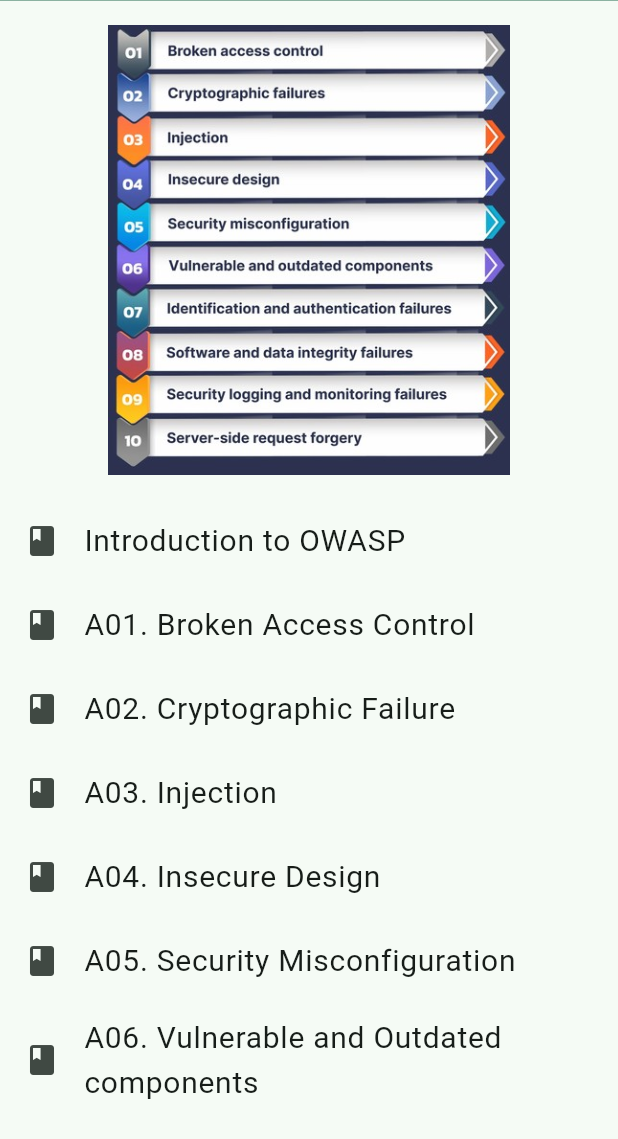
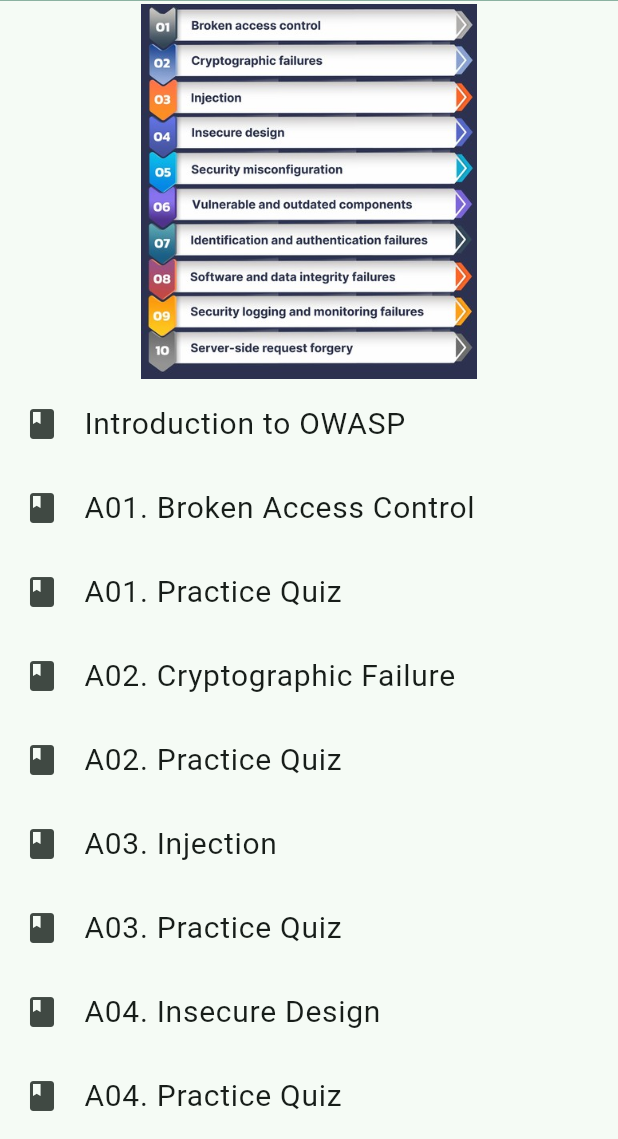
Before and after one commit to Vedika-04/OWASP-Insight, a Flutter app: the HomeScreen screen opened directly, on a phone screen of 412 x 824 dp, the part 97-1236 px from its top. Run offline on Flutter 3.47's test engine with Material 3 defaults, Android fonts, the phone set to English and light mode, and no system bars; our stand-ins replace firebase_auth, firebase_core; accounts and stored records are empty; Roboto replaces fonts that are missing (Montserrat).

Commit message:
All quiz1

```diff
--- a/lib/screens/OWASP.dart
+++ b/lib/screens/OWASP.dart
@@ -96,27 +96,27 @@ class OwaspScreen extends StatelessWidget {
                     ),
                     textAlign: TextAlign.justify,
                   ),
-                  SizedBox(height: 20),
-
-                  // Key Concepts Section
-                  sectionTitle('Impact and Risks of Broken Access Control:'),
-                  sectionBulletPoints([
-                    '1. The impact of broken access control can be catastrophic for organizations.Unauthorized access '
-                        'to sensitive data can lead to data breaches, identity theft, financial loss, and damage to a '
-                        'company’s reputation.',
-
-                    '2. The risk associated with broken access control is high because it directly affects the confidentiality, integrity, and availability of data. An attacker exploiting this vulnerability can potentially access, modify, or delete any data on the system. This includes user data, system data, application data, and more. The larger the system and the more sensitive the data, the higher the risk.',
-                    '3. Broken access control is a vulnerability that can’t be ignored, and organizations must take proactive steps to identify and mitigate it. This involves regular security testing, proper design and implementation of access controls, and continuous monitoring and updating of security measures.',
-                  ]),
-                  SizedBox(height: 16),
-
-                  // Mitigation Strategies Section
-                  sectionTitle('Examples and Types of Broken Access Control Attacks:'),
-                  sectionBulletPoints([
-                    '1. URL Manipulation:-',
-                    'Ensure proper input validation and data sanitization.',
-                    'Use secure session management practices.',
-                  ]),
+                  // SizedBox(height: 20),
+                  //
+                  // // Key Concepts Section
+                  // sectionTitle('Impact and Risks of Broken Access Control:'),
+                  // sectionBulletPoints([
+                  //   '1. The impact of broken access control can be catastrophic for organizations.Unauthorized access '
+                  //       'to sensitive data can lead to data breaches, identity theft, financial loss, and damage to a '
+                  //       'company’s reputation.',
+                  //
+                  //   '2. The risk associated with broken access control is high because it directly affects the confidentiality, integrity, and availability of data. An attacker exploiting this vulnerability can potentially access, modify, or delete any data on the system. This includes user data, system data, application data, and more. The larger the system and the more sensitive the data, the higher the risk.',
+                  //   '3. Broken access control is a vulnerability that can’t be ignored, and organizations must take proactive steps to identify and mitigate it. This involves regular security testing, proper design and implementation of access controls, and continuous monitoring and updating of security measures.',
+                  // ]),
+                  // SizedBox(height: 16),
+                  //
+                  // // Mitigation Strategies Section
+                  // sectionTitle('Examples and Types of Broken Access Control Attacks:'),
+                  // sectionBulletPoints([
+                  //   '1. URL Manipulation:-',
+                  //   'Ensure proper input validation and data sanitization.',
+                  //   'Use secure session management practices.',
+                  // ]),
                 ],
               ),
             ),
--- a/lib/screens/home.dart
+++ b/lib/screens/home.dart
@@ -87,30 +87,40 @@ class HomeScreen extends StatelessWidget {
       body: Column(
         children: [
           SingleChildScrollView(
-            padding: const EdgeInsets.all(16.0),
+            padding: const EdgeInsets.all(2.0),
             child: Image.asset(
               'assets/images/vuln.jpg', // Add your image path
-              height: 300,
+              height: 250,
               // width: 400,
               width: MediaQuery.of(context).size.width, // Dynamically set width
             ),
           ),
           Expanded(
             child: ListView.builder(
-              itemCount: 12, // Include the 10 modules + Quiz
+              itemCount: 22, // Include the 10 modules + Quiz
               itemBuilder: (context, index) {
                 final moduleNames = [
                   'Introduction to OWASP',
                   'A01. Broken Access Control',
+                  'A01. Practice Quiz',
                   'A02. Cryptographic Failure',
+                  'A02. Practice Quiz',
                   'A03. Injection',
+                  'A03. Practice Quiz',
                   'A04. Insecure Design',
+                  'A04. Practice Quiz',
                   'A05. Security Misconfiguration',
+                  'A05. Practice Quiz',
                   'A06. Vulnerable and Outdated components',
+                  'A06. Practice Quiz',
                   'A07. Identification and Authentication Failure',
+                  'A07. Practice Quiz',
                   'A08. Software and Data Integrity Failures',
+                  'A08. Practice Quiz',
                   'A09. Security Logging and Monitoring Failure',
+                  'A09. Practice Quiz',
                   'A10. Server-Side Request Forgery(SSRF)',
+                  'A10. Practice Quiz',
                   'Quiz: Test Your Knowledge',
                 ];
 
@@ -118,15 +128,26 @@ class HomeScreen extends StatelessWidget {
                 final moduleScreens = [
                   OwaspScreen(),
                   Module1Screen(),
+                  Quiz1Screen(),
                   Module2Screen(),
+                  Quiz2Screen(),
                   Module3Screen(),
+                  Quiz3Screen(),
                   Module4Screen(),
+                  Quiz4Screen(),
                   Module5Screen(),
+                  Quiz5Screen(),
                   Module6Screen(),
+                  Quiz6Screen(),
                   Module7Screen(),
+                  Quiz7Screen(),
                   Module8Screen(),
+                  Quiz8Screen(),
                   Module9Screen(),
+                  Quiz9Screen(),
                   Module10Screen(),
+                  Quiz10Screen(),
+                  QuizScreen(),
                   // Add other module screens here
                   null, // Placeholder for quiz
                 ];
@@ -139,7 +160,7 @@ class HomeScreen extends StatelessWidget {
                       fontFamily: 'Montserrat',
                     ),
                   ),
-                  leading: Icon(index == 11 ? Icons.quiz : Icons.book), // Quiz icon for the last item
+                  leading: Icon(index == 21 ? Icons.quiz : Icons.book), // Quiz icon for the last item
                   onTap: () {
                     if (index < 11) {
                       // Navigate to the corresponding screen
--- a/lib/screens/module7.dart
+++ b/lib/screens/module7.dart
@@ -1,4 +1,4 @@
-module5.dartimport 'package:flutter/material.dart';
+import 'package:flutter/material.dart';
 
 class Module7Screen extends StatelessWidget {
   @override
--- a/lib/screens/quiz1.dart
+++ b/lib/screens/quiz1.dart
@@ -5,7 +5,7 @@ class Quiz1Screen extends StatefulWidget {
   _QuizScreenState createState() => _QuizScreenState();
 }
 
-class _QuizScreenState extends State<QuizScreen> {
+class _QuizScreenState extends State<Quiz1Screen> {
   final List<Map<String, Object>> _questions = [
     {
       'questionText': 'What does OWASP stand for?',
--- a/lib/screens/quiz10.dart
+++ b/lib/screens/quiz10.dart
@@ -5,7 +5,7 @@ class Quiz10Screen extends StatefulWidget {
   _QuizScreenState createState() => _QuizScreenState();
 }
 
-class _QuizScreenState extends State<QuizScreen> {
+class _QuizScreenState extends State<Quiz10Screen> {
   final List<Map<String, Object>> _questions = [
     {
       'questionText': 'What does OWASP stand for?',
--- a/lib/screens/quiz2.dart
+++ b/lib/screens/quiz2.dart
@@ -5,7 +5,7 @@ class Quiz2Screen extends StatefulWidget {
   _QuizScreenState createState() => _QuizScreenState();
 }
 
-class _QuizScreenState extends State<QuizScreen> {
+class _QuizScreenState extends State<Quiz2Screen> {
   final List<Map<String, Object>> _questions = [
     {
       'questionText': 'What does OWASP stand for?',
--- a/lib/screens/quiz3.dart
+++ b/lib/screens/quiz3.dart
@@ -5,7 +5,7 @@ class Quiz3Screen extends StatefulWidget {
   _QuizScreenState createState() => _QuizScreenState();
 }
 
-class _QuizScreenState extends State<QuizScreen> {
+class _QuizScreenState extends State<Quiz3Screen> {
   final List<Map<String, Object>> _questions = [
     {
       'questionText': 'What does OWASP stand for?',
--- a/lib/screens/quiz4.dart
+++ b/lib/screens/quiz4.dart
@@ -5,7 +5,7 @@ class Quiz4Screen extends StatefulWidget {
   _QuizScreenState createState() => _QuizScreenState();
 }
 
-class _QuizScreenState extends State<QuizScreen> {
+class _QuizScreenState extends State<Quiz4Screen> {
   final List<Map<String, Object>> _questions = [
     {
       'questionText': 'What does OWASP stand for?',
--- a/lib/screens/quiz5.dart
+++ b/lib/screens/quiz5.dart
@@ -5,7 +5,7 @@ class Quiz5Screen extends StatefulWidget {
   _QuizScreenState createState() => _QuizScreenState();
 }
 
-class _QuizScreenState extends State<QuizScreen> {
+class _QuizScreenState extends State<Quiz5Screen> {
   final List<Map<String, Object>> _questions = [
     {
       'questionText': 'What does OWASP stand for?',
--- a/lib/screens/quiz6.dart
+++ b/lib/screens/quiz6.dart
@@ -5,7 +5,7 @@ class Quiz6Screen extends StatefulWidget {
   _QuizScreenState createState() => _QuizScreenState();
 }
 
-class _QuizScreenState extends State<QuizScreen> {
+class _QuizScreenState extends State<Quiz6Screen> {
   final List<Map<String, Object>> _questions = [
     {
       'questionText': 'What does OWASP stand for?',
--- a/lib/screens/quiz7.dart
+++ b/lib/screens/quiz7.dart
@@ -5,7 +5,7 @@ class Quiz7Screen extends StatefulWidget {
   _QuizScreenState createState() => _QuizScreenState();
 }
 
-class _QuizScreenState extends State<QuizScreen> {
+class _QuizScreenState extends State<Quiz7Screen> {
   final List<Map<String, Object>> _questions = [
     {
       'questionText': 'What does OWASP stand for?',
--- a/lib/screens/quiz8.dart
+++ b/lib/screens/quiz8.dart
@@ -5,7 +5,7 @@ class Quiz8Screen extends StatefulWidget {
   _QuizScreenState createState() => _QuizScreenState();
 }
 
-class _QuizScreenState extends State<QuizScreen> {
+class _QuizScreenState extends State<Quiz8Screen> {
   final List<Map<String, Object>> _questions = [
     {
       'questionText': 'What does OWASP stand for?',
--- a/lib/screens/quiz9.dart
+++ b/lib/screens/quiz9.dart
@@ -5,7 +5,7 @@ class Quiz9Screen extends StatefulWidget {
   _QuizScreenState createState() => _QuizScreenState();
 }
 
-class _QuizScreenState extends State<QuizScreen> {
+class _QuizScreenState extends State<Quiz9Screen> {
   final List<Map<String, Object>> _questions = [
     {
       'questionText': 'What does OWASP stand for?',
```
